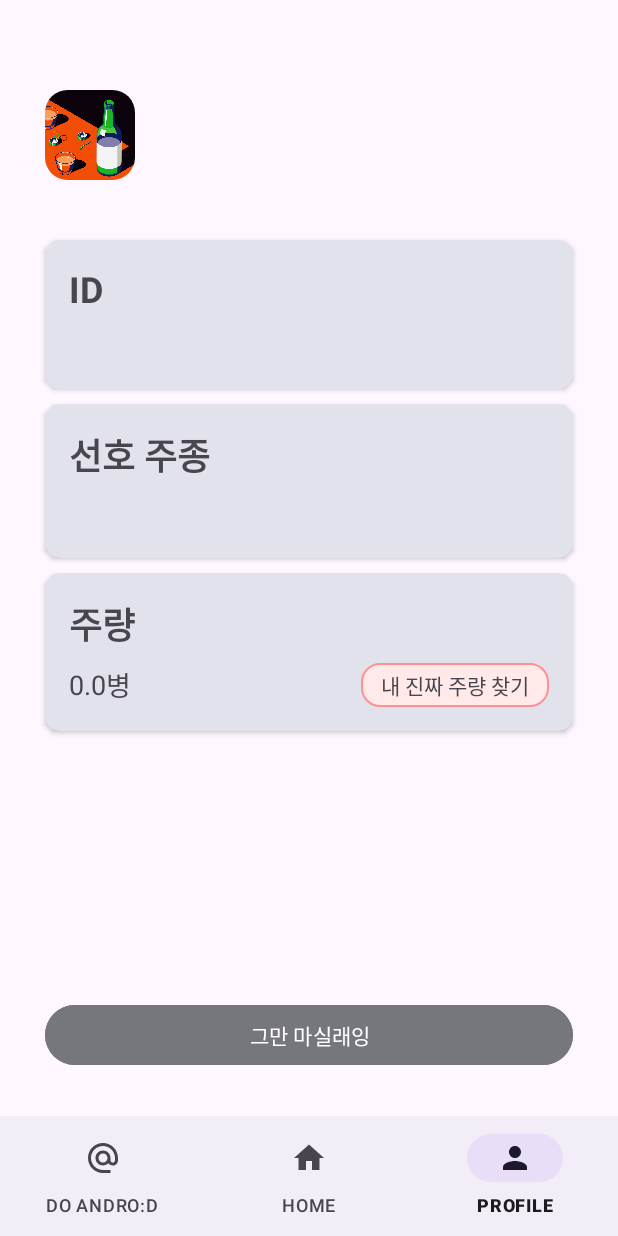
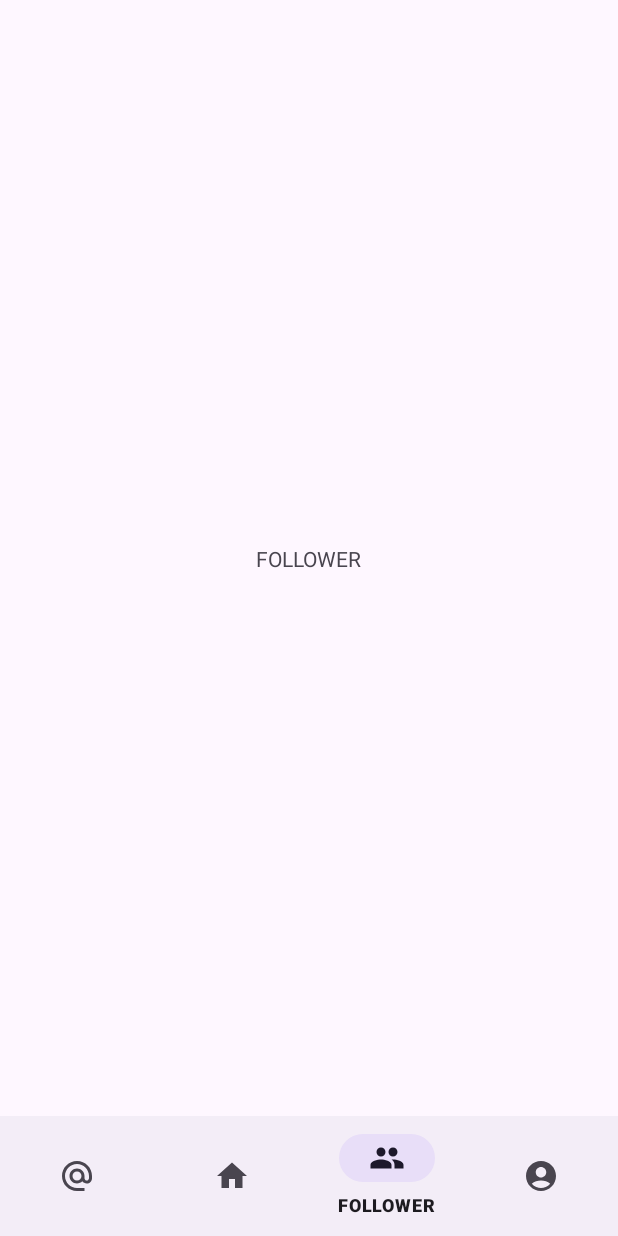
Before and after one commit to DO-SOPT-ANDROID/sangho-kim, an Android app: the MainActivity screen opened directly, with no data from a screen before it, item 3 of the bottom bar chosen, on a phone screen of 412 x 824 dp. Run offline under Robolectric (Android 15) with nearby library versions, the phone set to English and light mode, and no system bars; our stand-ins replace Timber, data binding.

Commit message:
[ADD/#13] FollowerFragment 적용

```diff
--- a/app/src/main/java/org/sopt/dosopttemplate/presentation/main/MainActivity.kt
+++ b/app/src/main/java/org/sopt/dosopttemplate/presentation/main/MainActivity.kt
@@ -8,6 +8,7 @@ import androidx.fragment.app.replace
 import org.sopt.dosopttemplate.R
 import org.sopt.dosopttemplate.databinding.ActivityMainBinding
 import org.sopt.dosopttemplate.presentation.main.android.AndroidFragment
+import org.sopt.dosopttemplate.presentation.main.follower.FollowerFragment
 import org.sopt.dosopttemplate.presentation.main.home.HomeFragment
 import org.sopt.dosopttemplate.presentation.main.profile.ProfileFragment
 import org.sopt.dosopttemplate.util.base.BindingActivity
@@ -50,6 +51,7 @@ class MainActivity : BindingActivity<ActivityMainBinding>(R.layout.activity_main
             when (menu.itemId) {
                 R.id.menu_android -> navigateTo<AndroidFragment>()
                 R.id.menu_home -> navigateTo<HomeFragment>()
+                R.id.menu_follower -> navigateTo<FollowerFragment>()
                 R.id.menu_profile -> navigateTo<ProfileFragment>()
                 else -> return@setOnItemSelectedListener false
             }
--- /dev/null
+++ b/app/src/main/java/org/sopt/dosopttemplate/presentation/main/follower/FollowerFragment.kt
@@ -0,0 +1,15 @@
+package org.sopt.dosopttemplate.presentation.main.follower
+
+import android.os.Bundle
+import android.view.View
+import org.sopt.dosopttemplate.R
+import org.sopt.dosopttemplate.databinding.FragmentFollowerBinding
+import org.sopt.dosopttemplate.util.base.BindingFragment
+
+class FollowerFragment : BindingFragment<FragmentFollowerBinding>(R.layout.fragment_follower) {
+
+    override fun onViewCreated(view: View, savedInstanceState: Bundle?) {
+        super.onViewCreated(view, savedInstanceState)
+
+    }
+}
--- /dev/null
+++ b/app/src/main/res/drawable/ic_friend_white_24.xml
@@ -0,0 +1,5 @@
+<vector android:height="24dp" android:tint="#FFFFFF"
+    android:viewportHeight="24" android:viewportWidth="24"
+    android:width="24dp" xmlns:android="http://schemas.android.com/apk/res/android">
+    <path android:fillColor="@android:color/white" android:pathData="M16,11c1.66,0 2.99,-1.34 2.99,-3S17.66,5 16,5c-1.66,0 -3,1.34 -3,3s1.34,3 3,3zM8,11c1.66,0 2.99,-1.34 2.99,-3S9.66,5 8,5C6.34,5 5,6.34 5,8s1.34,3 3,3zM8,13c-2.33,0 -7,1.17 -7,3.5L1,19h14v-2.5c0,-2.33 -4.67,-3.5 -7,-3.5zM16,13c-0.29,0 -0.62,0.02 -0.97,0.05 1.16,0.84 1.97,1.97 1.97,3.45L17,19h6v-2.5c0,-2.33 -4.67,-3.5 -7,-3.5z"/>
+</vector>
--- a/app/src/main/res/drawable/ic_profile_white_24.xml
+++ b/app/src/main/res/drawable/ic_profile_white_24.xml
@@ -1,5 +1,5 @@
 <vector android:height="24dp" android:tint="#FFFFFF"
     android:viewportHeight="24" android:viewportWidth="24"
     android:width="24dp" xmlns:android="http://schemas.android.com/apk/res/android">
-    <path android:fillColor="@android:color/white" android:pathData="M12,12c2.21,0 4,-1.79 4,-4s-1.79,-4 -4,-4 -4,1.79 -4,4 1.79,4 4,4zM12,14c-2.67,0 -8,1.34 -8,4v2h16v-2c0,-2.66 -5.33,-4 -8,-4z"/>
+    <path android:fillColor="@android:color/white" android:pathData="M12,2C6.48,2 2,6.48 2,12s4.48,10 10,10s10,-4.48 10,-10S17.52,2 12,2zM12,6c1.93,0 3.5,1.57 3.5,3.5S13.93,13 12,13s-3.5,-1.57 -3.5,-3.5S10.07,6 12,6zM12,20c-2.03,0 -4.43,-0.82 -6.14,-2.88C7.55,15.8 9.68,15 12,15s4.45,0.8 6.14,2.12C16.43,19.18 14.03,20 12,20z"/>
 </vector>
--- /dev/null
+++ b/app/src/main/res/layout/fragment_follower.xml
@@ -0,0 +1,24 @@
+<?xml version="1.0" encoding="utf-8"?>
+<layout xmlns:android="http://schemas.android.com/apk/res/android"
+    xmlns:app="http://schemas.android.com/apk/res-auto">
+
+    <data>
+
+    </data>
+
+    <androidx.constraintlayout.widget.ConstraintLayout
+        android:layout_width="match_parent"
+        android:layout_height="match_parent">
+
+        <TextView
+            android:layout_width="wrap_content"
+            android:layout_height="wrap_content"
+            app:layout_constraintStart_toStartOf="parent"
+            app:layout_constraintEnd_toEndOf="parent"
+            app:layout_constraintTop_toTopOf="parent"
+            app:layout_constraintBottom_toBottomOf="parent"
+            android:text="FOLLOWER"/>
+
+    </androidx.constraintlayout.widget.ConstraintLayout>
+
+</layout>
--- a/app/src/main/res/menu/menu_main.xml
+++ b/app/src/main/res/menu/menu_main.xml
@@ -3,13 +3,17 @@
     <item
         android:id="@+id/menu_android"
         android:icon="@drawable/ic_android_white_24"
-        android:title="DO ANDRO:D" />
+        android:title="@string/menu_android" />
     <item
         android:id="@+id/menu_home"
         android:icon="@drawable/ic_home_white_24"
-        android:title="HOME" />
+        android:title="@string/menu_home" />
+    <item
+        android:id="@+id/menu_follower"
+        android:icon="@drawable/ic_friend_white_24"
+        android:title="@string/menu_follower" />
     <item
         android:id="@+id/menu_profile"
         android:icon="@drawable/ic_profile_white_24"
-        android:title="PROFILE" />
+        android:title="@string/menu_profile" />
 </menu>
--- a/app/src/main/res/values/strings.xml
+++ b/app/src/main/res/values/strings.xml
@@ -56,4 +56,9 @@
     <string name="profile_dialog_tv_btn">믿어줘!</string>
     <string name="profile_dialog_tv_exit">닫기</string>
 
+    <string name="menu_android">DO ANDRO:D</string>
+    <string name="menu_home">HOME</string>
+    <string name="menu_follower">FOLLOWER</string>
+    <string name="menu_profile">PROFILE</string>
+
 </resources>
```
